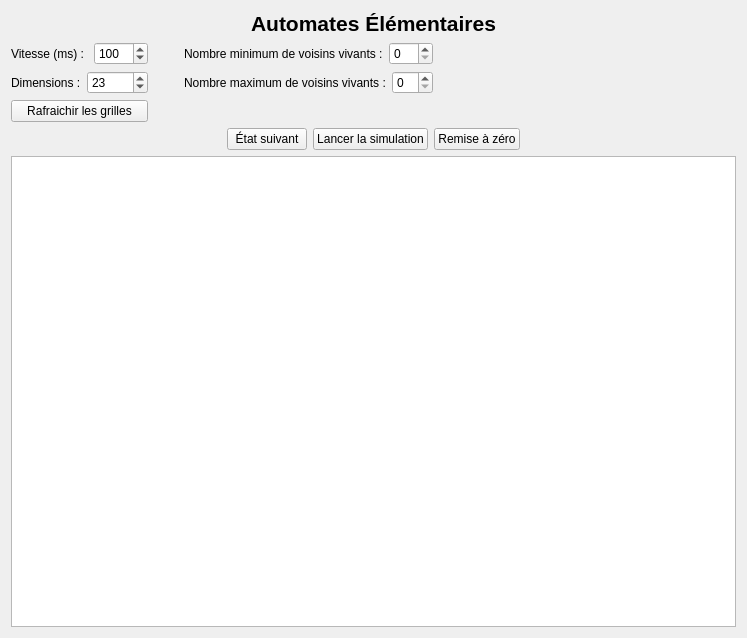
The window that src/ui/golview.ui (danousna/autocell) describes before a commit, drawn with Qt 5.
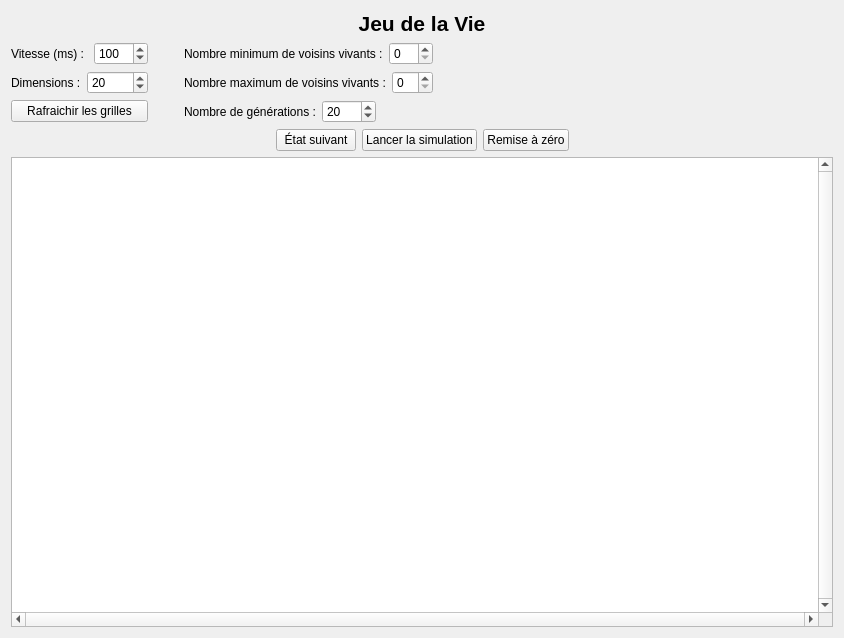
The same window after the commit.

Patch:
```diff
--- a/src/ui/golview.ui
+++ b/src/ui/golview.ui
@@ -15,6 +15,10 @@
   </property>
   <layout class="QVBoxLayout" name="verticalLayout_10">
    <item>
+    <layout class="QHBoxLayout" name="horizontalLayout_8">
+     <item>
+      <layout class="QVBoxLayout" name="verticalLayout_2">
+       <item>
     <widget class="QLabel" name="titreLabel">
      <property name="font">
       <font>
@@ -24,7 +28,7 @@
       </font>
      </property>
      <property name="text">
-      <string>Automates Élémentaires</string>
+          <string>Jeu de la Vie</string>
      </property>
      <property name="alignment">
       <set>Qt::AlignCenter</set>
@@ -125,7 +129,7 @@
             <number>50</number>
            </property>
            <property name="value">
-            <number>23</number>
+                <number>20</number>
            </property>
           </widget>
          </item>
@@ -138,9 +142,12 @@
        <property name="orientation">
         <enum>Qt::Horizontal</enum>
        </property>
+           <property name="sizeType">
+            <enum>QSizePolicy::Minimum</enum>
+           </property>
        <property name="sizeHint" stdset="0">
         <size>
-         <width>40</width>
+             <width>400</width>
          <height>20</height>
         </size>
        </property>
@@ -152,7 +159,7 @@
         <enum>Qt::Horizontal</enum>
        </property>
        <property name="sizeType">
-        <enum>QSizePolicy::Fixed</enum>
+            <enum>QSizePolicy::Minimum</enum>
        </property>
        <property name="sizeHint" stdset="0">
         <size>
@@ -162,6 +169,43 @@
        </property>
       </spacer>
      </item>
+         <item row="5" column="2">
+          <layout class="QHBoxLayout" name="horizontalLayout_9">
+           <item>
+            <widget class="QLabel" name="label_5">
+             <property name="text">
+              <string>Nombre de générations :</string>
+             </property>
+            </widget>
+           </item>
+           <item>
+            <widget class="QSpinBox" name="inputSteps">
+             <property name="minimum">
+              <number>1</number>
+             </property>
+             <property name="maximum">
+              <number>2000</number>
+             </property>
+             <property name="value">
+              <number>20</number>
+             </property>
+            </widget>
+           </item>
+           <item>
+            <spacer name="horizontalSpacer_7">
+             <property name="orientation">
+              <enum>Qt::Horizontal</enum>
+             </property>
+             <property name="sizeHint" stdset="0">
+              <size>
+               <width>500</width>
+               <height>20</height>
+              </size>
+             </property>
+            </spacer>
+           </item>
+          </layout>
+         </item>
     </layout>
    </item>
    <item>
@@ -221,7 +265,10 @@
    <item>
     <widget class="QTableWidget" name="grille">
      <property name="verticalScrollBarPolicy">
-      <enum>Qt::ScrollBarAlwaysOff</enum>
+          <enum>Qt::ScrollBarAlwaysOn</enum>
+         </property>
+         <property name="horizontalScrollBarPolicy">
+          <enum>Qt::ScrollBarAlwaysOn</enum>
      </property>
      <attribute name="horizontalHeaderVisible">
       <bool>false</bool>
@@ -230,6 +277,10 @@
       <bool>false</bool>
      </attribute>
     </widget>
+       </item>
+      </layout>
+     </item>
+    </layout>
    </item>
   </layout>
  </widget>
```
Left out of the diff: 6 changed lines with no effect on the pictures. Lines whose indentation alone changed are shown as unchanged.
